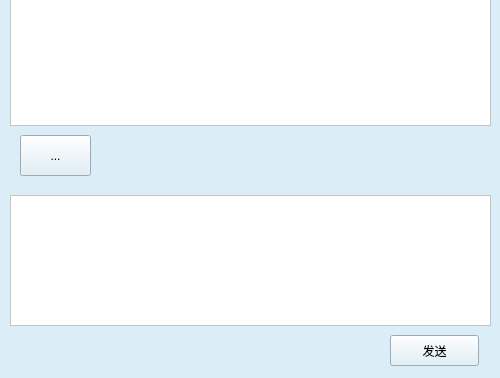
This is client/ui/chatwindow.ui in pechpo/What-s-up as Qt 5 draws it before an edit; both pictures show x 0 to 500 and y 235 to 613 of the 500 by 613 pixel window. The edited form follows.
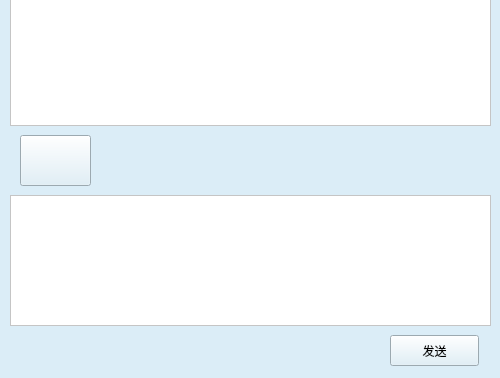
This is the edited form. Icons and pictures are not drawn.

Commit message: changed fileButton's style

What changed in the file:
```diff
--- a/client/ui/chatwindow.ui
+++ b/client/ui/chatwindow.ui
@@ -74,11 +74,14 @@
      <x>20</x>
      <y>370</y>
      <width>71</width>
-     <height>41</height>
+     <height>51</height>
     </rect>
    </property>
+   <property name="styleSheet">
+    <string notr="true">border-image: url(:/images/image/fileButton.png);</string>
+   </property>
    <property name="text">
-    <string>...</string>
+    <string/>
    </property>
   </widget>
  </widget>
```
The commit also changes 2 other files.
